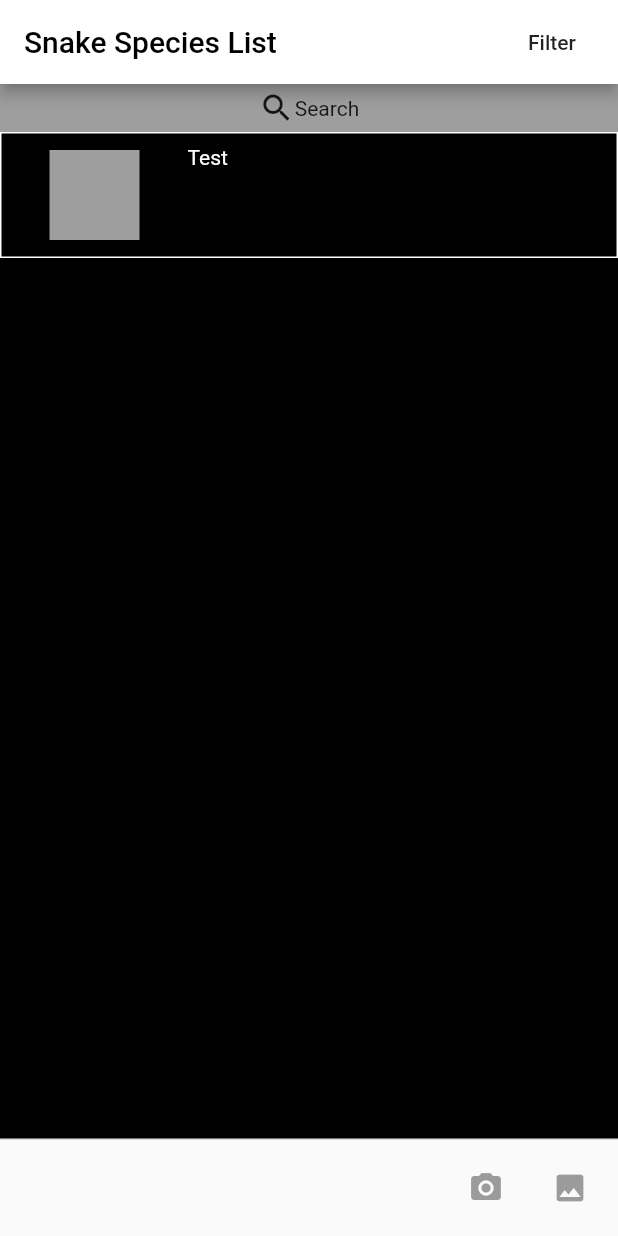
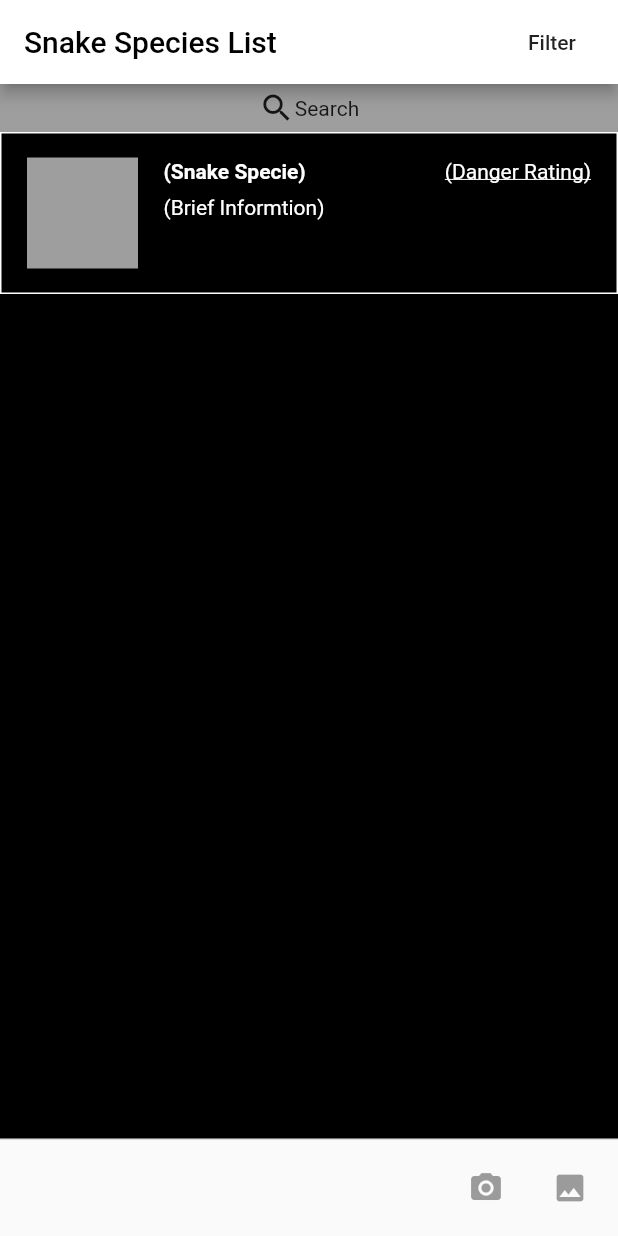
Before and after one commit to aaaldaco2002/snake_charmer, a Flutter app: the screen it shows after launch, on a phone screen of 412 x 824 dp. Run offline on Flutter 3.47's test engine with Material 2 defaults, Android fonts, the phone set to English and light mode, and no system bars; our stand-ins replace image_picker.

Commit message:
finished layout of the list view screen and added padding/boxes to finish the layout of the boxes

```diff
--- a/lib/main.dart
+++ b/lib/main.dart
@@ -108,34 +108,49 @@ class _MyHomePageState extends State<MyHomePage> {
                           width: 1.0,
                         )),
                     width: MediaQuery.of(context).size.width,
-                    height: 84.0,
+                    height: 108.0,
                     child: Row(
                       children: <Widget>[
                         Padding(
-                          padding: const EdgeInsets.only(left: 32.0, right: 32.0),
+                          padding: const EdgeInsets.only(left: 17.0, right: 17.0),
                           child: Container(
-                            width: 60,
-                            height: 60,
+                            width: 74,
+                            height: 74,
                             color: Colors.grey,
                           ),
                         ),
                         Expanded(
+                          child: Padding(
+                            padding: const EdgeInsets.only(right: 17.0),
                             child: Column(
                               crossAxisAlignment: CrossAxisAlignment.start,
                               mainAxisAlignment: MainAxisAlignment.start,
                               children: <Widget>[
-                              Row(
-                                mainAxisAlignment: MainAxisAlignment.start,
+                                Padding(
+                                  padding: const EdgeInsets.only(top: 17.0),
+                                  child: Row(
+                                    mainAxisAlignment: MainAxisAlignment.spaceBetween,
                                     children: <Widget>[
-                                  Padding(
-                                    padding: const EdgeInsets.only(top: 8.0),
-                                    child: Text('Test',
-                                    style: TextStyle(color: Colors.white),),
+                                      Text('(Snake Specie)',
+                                      style: TextStyle(color: Colors.white,
+                                      fontWeight: FontWeight.bold,
+                                      ),),
+                                      Text('(Danger Rating)',
+                                        style: TextStyle(color: Colors.white,
+                                        decoration: TextDecoration.underline
                                         ),
-
+                                      ),
                                     ],
                                   ),
+                                ),
+                                SizedBox(
+                                  height: 8.0,
+                                ),
+                                Text('(Brief Informtion)',
+                                  style: TextStyle(color: Colors.white),
+                                    )
                               ],
+                            ),
                           ),
                         ),
                       ],
@@ -154,7 +169,7 @@ class _MyHomePageState extends State<MyHomePage> {
         ),
         IconButton(
           icon: Icon(Icons.image),
-          //onTap: openGallary,
+          //onTap: openGallery,
         )
       ],
     );
```
Lines whose indentation alone changed are shown as unchanged.
